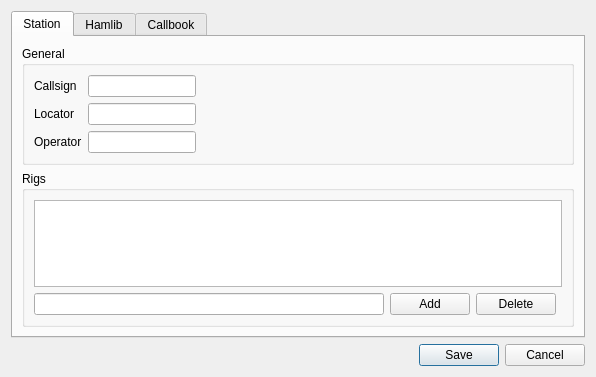
7h0ma5/QLog, file ui/SettingsDialog.ui: the form before one commit.
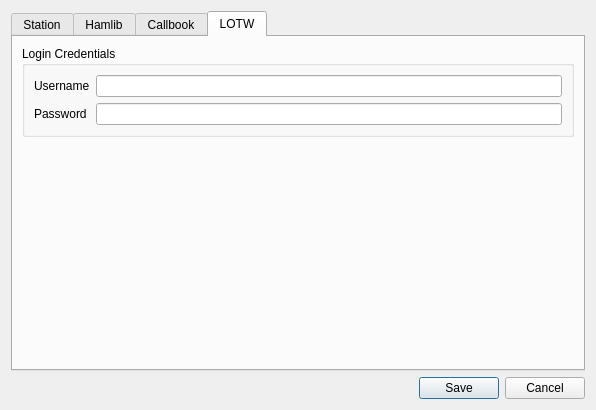
The form after the commit. The open tabs and pages were chosen to show the change.

Diff of the .ui file:
```diff
--- a/ui/SettingsDialog.ui
+++ b/ui/SettingsDialog.ui
@@ -7,7 +7,7 @@
     <x>0</x>
     <y>0</y>
     <width>596</width>
-    <height>377</height>
+    <height>410</height>
    </rect>
   </property>
   <property name="windowTitle">
@@ -227,6 +227,59 @@
        </item>
       </layout>
      </widget>
+     <widget class="QWidget" name="tab_4">
+      <attribute name="title">
+       <string>LOTW</string>
+      </attribute>
+      <layout class="QGridLayout" name="gridLayout_6">
+       <item row="0" column="0">
+        <widget class="QGroupBox" name="groupBox_4">
+         <property name="title">
+          <string>Login Credentials</string>
+         </property>
+         <layout class="QFormLayout" name="formLayout_4">
+          <item row="0" column="0">
+           <widget class="QLabel" name="lotwUsernameLabel">
+            <property name="text">
+             <string>Username</string>
+            </property>
+           </widget>
+          </item>
+          <item row="0" column="1">
+           <widget class="QLineEdit" name="lotwUsernameEdit"/>
+          </item>
+          <item row="1" column="0">
+           <widget class="QLabel" name="lotwPasswordLabel">
+            <property name="text">
+             <string>Password</string>
+            </property>
+           </widget>
+          </item>
+          <item row="1" column="1">
+           <widget class="QLineEdit" name="lotwPasswordEdit">
+            <property name="echoMode">
+             <enum>QLineEdit::Password</enum>
+            </property>
+           </widget>
+          </item>
+         </layout>
+        </widget>
+       </item>
+       <item row="1" column="0">
+        <spacer name="verticalSpacer_2">
+         <property name="orientation">
+          <enum>Qt::Vertical</enum>
+         </property>
+         <property name="sizeHint" stdset="0">
+          <size>
+           <width>20</width>
+           <height>40</height>
+          </size>
+         </property>
+        </spacer>
+       </item>
+      </layout>
+     </widget>
     </widget>
    </item>
    <item row="1" column="0">
```
